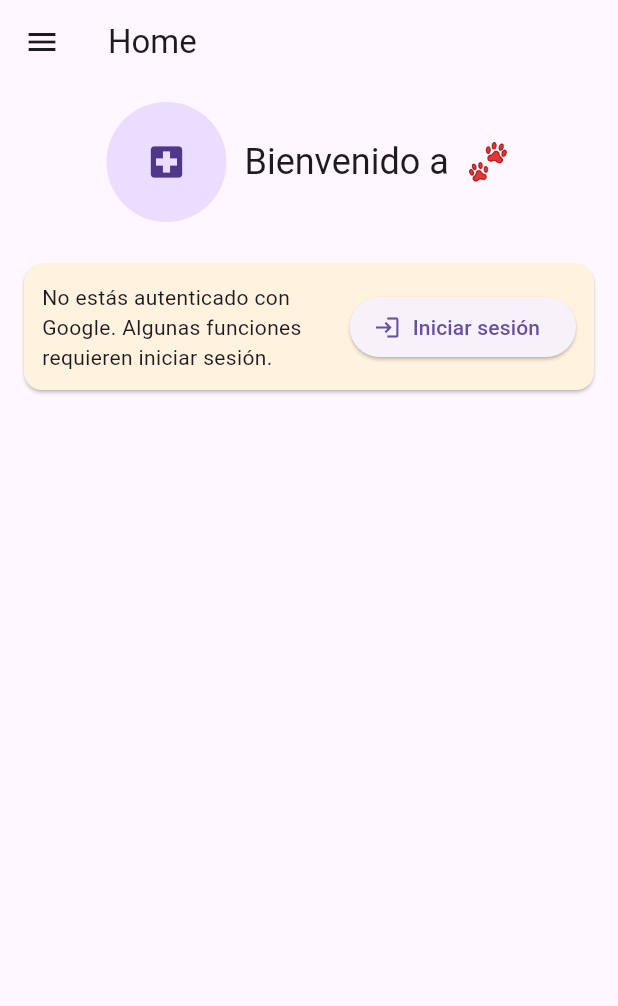
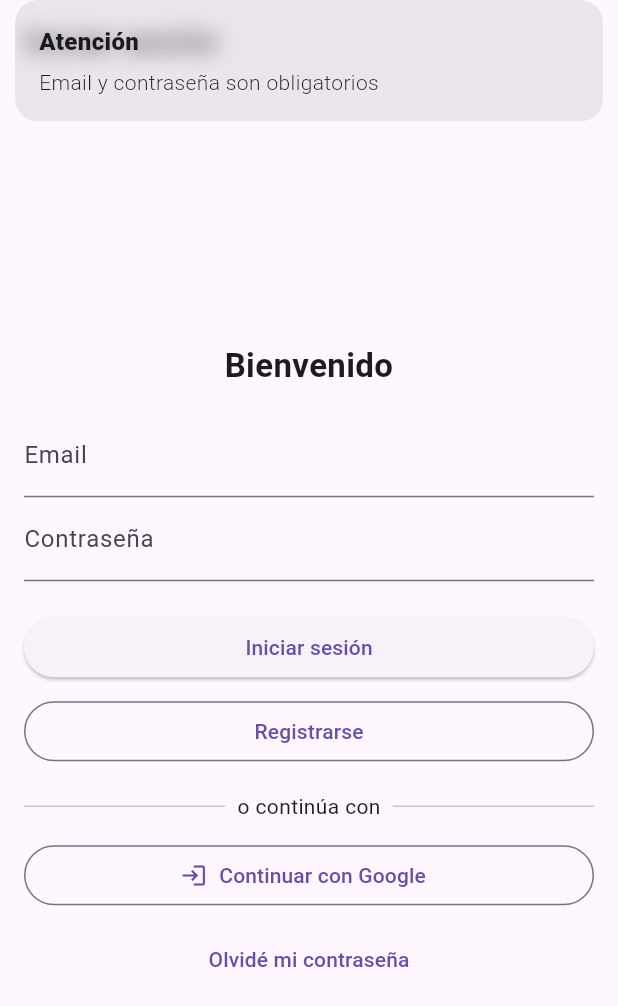
Before and after one commit to danyulloa21/citas, a Flutter app: the screen it shows after launch, after a tap on "Iniciar sesión", on a phone screen of 412 x 824 dp. Shown: the top 1006 px of the screen. Run offline on Flutter 3.47's test engine with Material 3 defaults, Android fonts, the light colour scheme and no system bars; our stand-ins replace flutter_dotenv, get, get_storage, google_sign_in, image_cropper, image_picker and 2 more; missing offline and left inert: dart:html, dart:js, dart:js_util; accounts and stored records are empty.

Commit message:
Se implemento el logueo con google + supabase como base de datos

```diff
--- /dev/null
+++ b/lib/app/modules/auth/bindings/auth_binding.dart
@@ -0,0 +1,9 @@
+import 'package:get/get.dart';
+import '../login_controller.dart';
+
+class AuthBinding extends Bindings {
+  @override
+  void dependencies() {
+    Get.put<LoginController>(LoginController());
+  }
+}
--- /dev/null
+++ b/lib/app/modules/auth/login_controller.dart
@@ -0,0 +1,190 @@
+import 'package:get/get.dart';
+import 'package:supabase_flutter/supabase_flutter.dart';
+
+import '../../services/supabase_service.dart';
+
+class LoginController extends GetxController {
+  final email = ''.obs;
+  final password = ''.obs;
+  final loading = false.obs;
+
+  bool _isValidEmail(String e) {
+    final re = RegExp(r"^[^@\s]+@[^@\s]+\.[^@\s]+$");
+    return re.hasMatch(e);
+  }
+
+  Future<void> signIn() async {
+    if (email.value.isEmpty || password.value.isEmpty) {
+      Get.snackbar('Atención', 'Email y contraseña son obligatorios');
+      return;
+    }
+    if (!_isValidEmail(email.value)) {
+      Get.snackbar('Atención', 'Ingresa un email válido');
+      return;
+    }
+    loading.value = true;
+    try {
+      final resp = await SupabaseService.instance.signIn(
+        email: email.value,
+        password: password.value,
+      );
+      if (resp['error'] != null) {
+        Get.snackbar('Error', resp['error'].toString());
+      } else {
+        final ok = await insertarUsuario();
+        if (!ok) {
+          // ⭐️ Si no se pudo crear/sincronizar el perfil, cerramos sesión y NO avanzamos
+          await Supabase.instance.client.auth.signOut();
+          return;
+        }
+        Get.offAllNamed('/home');
+      }
+    } catch (e) {
+      Get.snackbar('Error', e.toString());
+    } finally {
+      loading.value = false;
+    }
+  }
+
+  Future<void> signUp() async {
+    if (email.value.isEmpty || password.value.isEmpty) {
+      Get.snackbar('Atención', 'Email y contraseña son obligatorios');
+      return;
+    }
+    if (!_isValidEmail(email.value)) {
+      Get.snackbar('Atención', 'Ingresa un email válido');
+      return;
+    }
+    if (password.value.length < 6) {
+      Get.snackbar(
+        'Atención',
+        'La contraseña debe tener al menos 6 caracteres',
+      );
+      return;
+    }
+
+    loading.value = true;
+    try {
+      final resp = await SupabaseService.instance.signUp(
+        email: email.value,
+        password: password.value,
+      );
+      if (resp['error'] != null) {
+        Get.snackbar('Error', resp['error'].toString());
+      } else {
+        Get.snackbar(
+          'Listo',
+          'Registro completado. Revisa tu email para confirmar.',
+        );
+        final ok = await insertarUsuario();
+        if (!ok) {
+          await Supabase.instance.client.auth.signOut();
+          return;
+        }
+        Get.offAllNamed('/home');
+      }
+    } catch (e) {
+      Get.snackbar('Error', e.toString());
+    } finally {
+      loading.value = false;
+    }
+  }
+
+  Future<void> forgotPassword() async {
+    if (email.value.isEmpty) {
+      Get.snackbar('Atención', 'Ingresa tu email para recuperar la contraseña');
+      return;
+    }
+    if (!_isValidEmail(email.value)) {
+      Get.snackbar('Atención', 'Ingresa un email válido');
+      return;
+    }
+    loading.value = true;
+    try {
+      final resp = await SupabaseService.instance.resetPassword(
+        email: email.value,
+      );
+      if (resp['error'] != null) {
+        Get.snackbar('Error', resp['error'].toString());
+      } else {
+        Get.snackbar(
+          'Listo',
+          'Se envió un email para restablecer la contraseña',
+        );
+      }
+    } catch (e) {
+      Get.snackbar('Error', e.toString());
+    } finally {
+      loading.value = false;
+    }
+  }
+
+  Future<void> signInWithGoogle() async {
+    if (loading.value) return;
+    loading.value = true;
+    try {
+      await Supabase.instance.client.auth.signInWithOAuth(
+        OAuthProvider.google,
+        redirectTo: 'com.vetcitas.app://login-callback', // tu deep link
+        authScreenLaunchMode: LaunchMode.externalApplication,
+        scopes: 'email profile openid',
+        queryParams: {'prompt': 'select_account'},
+      );
+      // ⭐️ El upsert del perfil se ejecutará al recibir AuthChangeEvent.signedIn
+      // La sesión se establecerá al regresar por deep link
+    } on AuthException catch (e) {
+      Get.snackbar(
+        'Error de autenticación',
+        e.message,
+        snackPosition: SnackPosition.BOTTOM,
+      );
+    } catch (e) {
+      Get.snackbar('Error', e.toString(), snackPosition: SnackPosition.BOTTOM);
+    } finally {
+      loading.value = false;
+    }
+  }
+
+  Future<bool> insertarUsuario() async {
+    final user = Supabase.instance.client.auth.currentUser;
+    if (user == null) {
+      Get.snackbar('Error', 'No hay sesión activa para crear el perfil');
+      return false;
+    }
+    final meta = user.userMetadata ?? {};
+    final nombre = (meta['name'] as String?) ?? '';
+    final email = user.email ?? '';
+
+    try {
+      // ⭐️ Usamos select() para asegurarnos que el UPSERT devolvió fila(s)
+      final data = await Supabase.instance.client
+          .from('usuarios')
+          .upsert({
+            'user_id': user.id, // UUID de auth.users
+            'email': email,
+            'nombre': nombre,
+            'estatus': true,
+          }, onConflict: 'user_id')
+          .select('user_id');
+
+      final ok = (data.isNotEmpty);
+      if (!ok) {
+        Get.snackbar(
+          'Aviso',
+          'No se pudo sincronizar tu perfil. Intenta de nuevo.',
+          snackPosition: SnackPosition.BOTTOM,
+        );
+        return false;
+      }
+      return true;
+    } catch (e) {
+      // ⭐️ Bloqueamos avance si falla
+      Get.snackbar(
+        'Aviso',
+        'No se pudo sincronizar el perfil: $e',
+        snackPosition: SnackPosition.BOTTOM,
+      );
+      return false;
+    }
+  }
+}
--- /dev/null
+++ b/lib/app/modules/auth/login_view.dart
@@ -0,0 +1,128 @@
+import 'package:flutter/material.dart';
+import 'package:get/get.dart';
+import 'login_controller.dart';
+
+class LoginView extends GetView<LoginController> {
+  const LoginView({super.key});
+
+  @override
+  Widget build(BuildContext context) {
+    return Scaffold(
+      appBar: AppBar(title: const Text('Iniciar sesión')),
+      body: Padding(
+        padding: const EdgeInsets.all(16.0),
+        child: Center(
+          child: ConstrainedBox(
+            constraints: const BoxConstraints(maxWidth: 420),
+            child: SingleChildScrollView(
+              child: Column(
+                mainAxisAlignment: MainAxisAlignment.center,
+                crossAxisAlignment: CrossAxisAlignment.stretch,
+                children: [
+                  const SizedBox(height: 12),
+                  const Text(
+                    'Bienvenido',
+                    textAlign: TextAlign.center,
+                    style: TextStyle(fontSize: 22, fontWeight: FontWeight.w600),
+                  ),
+                  const SizedBox(height: 16),
+                  TextField(
+                    keyboardType: TextInputType.emailAddress,
+                    onChanged: (v) => controller.email.value = v.trim(),
+                    decoration: const InputDecoration(labelText: 'Email'),
+                  ),
+                  TextField(
+                    onChanged: (v) => controller.password.value = v,
+                    obscureText: true,
+                    decoration: const InputDecoration(labelText: 'Contraseña'),
+                  ),
+                  const SizedBox(height: 20),
+                  Obx(
+                    () => ElevatedButton(
+                      onPressed: controller.loading.value
+                          ? null
+                          : controller.signIn,
+                      child: controller.loading.value
+                          ? const CircularProgressIndicator()
+                          : const Text('Iniciar sesión'),
+                    ),
+                  ),
+                  const SizedBox(height: 8),
+                  OutlinedButton(
+                    onPressed: controller.loading.value
+                        ? null
+                        : controller.signUp,
+                    child: const Text('Registrarse'),
+                  ),
+                  const SizedBox(height: 16),
+                  Row(
+                    children: const [
+                      Expanded(child: Divider()),
+                      Padding(
+                        padding: EdgeInsets.symmetric(horizontal: 8.0),
+                        child: Text('o continúa con'),
+                      ),
+                      Expanded(child: Divider()),
+                    ],
+                  ),
+                  const SizedBox(height: 12),
+                  Obx(
+                    () => OutlinedButton.icon(
+                      onPressed: controller.loading.value
+                          ? null
+                          : controller.signInWithGoogle, // ⭐️ Google OAuth
+                      icon: const Icon(Icons.login),
+                      label: const Text('Continuar con Google'),
+                    ),
+                  ),
+                  const SizedBox(height: 8),
+                  TextButton(
+                    onPressed: controller.loading.value
+                        ? null
+                        : () async {
+                            final emailInput = await showDialog<String?>(
+                              context: context,
+                              builder: (ctx) {
+                                final temp = TextEditingController(
+                                  text: controller.email.value,
+                                );
+                                return AlertDialog(
+                                  title: const Text('Recuperar contraseña'),
+                                  content: TextField(
+                                    controller: temp,
+                                    keyboardType: TextInputType.emailAddress,
+                                    decoration: const InputDecoration(
+                                      labelText: 'Email',
+                                    ),
+                                  ),
+                                  actions: [
+                                    TextButton(
+                                      onPressed: () => Navigator.of(ctx).pop(),
+                                      child: const Text('Cancelar'),
+                                    ),
+                                    TextButton(
+                                      onPressed: () => Navigator.of(
+                                        ctx,
+                                      ).pop(temp.text.trim()),
+                                      child: const Text('Enviar'),
+                                    ),
+                                  ],
+                                );
+                              },
+                            );
+                            if (emailInput != null && emailInput.isNotEmpty) {
+                              controller.email.value = emailInput;
+                              await controller.forgotPassword();
+                            }
+                          },
+                    child: const Text('Olvidé mi contraseña'),
+                  ),
+                ],
+              ),
+            ),
+          ),
+        ),
+      ),
+    );
+  }
+}
--- a/lib/app/routes/app_pages.dart
+++ b/lib/app/routes/app_pages.dart
@@ -9,14 +9,23 @@ import '../modules/agenda/bindings/agenda_binding.dart';
 import '../modules/configuracion/views/configuracion_view.dart';
 import '../modules/configuracion/bindings/configuracion_binding.dart';
 
+import '../modules/auth/login_view.dart';
+import '../modules/auth/bindings/auth_binding.dart';
+import '../services/supabase_service.dart';
+
 part 'app_routes.dart';
 
 class AppPages {
   AppPages._();
 
-  static const initial = Routes.home;
+  // Nota: la ruta inicial se decide en runtime en main.dart
 
   static final routes = <GetPage>[
+    GetPage(
+      name: Routes.login,
+      page: () => LoginView(),
+      binding: AuthBinding(),
+    ),
     GetPage(
       name: Routes.home,
       page: () => const HomeView(),
@@ -33,4 +42,13 @@ class AppPages {
       binding: ConfiguracionBinding(),
     ),
   ];
+
+  static String initialRoute() {
+    try {
+      final user = SupabaseService.instance.client.auth.currentUser;
+      return user == null ? Routes.login : Routes.home;
+    } catch (_) {
+      return Routes.login;
+    }
+  }
 }
--- a/lib/app/routes/app_routes.dart
+++ b/lib/app/routes/app_routes.dart
@@ -1,6 +1,7 @@
 part of 'app_pages.dart';
 
 abstract class Routes {
+  static const login = '/login';
   static const home = '/home';
   static const agenda = '/agenda';
   static const config = '/config';
--- /dev/null
+++ b/lib/app/services/supabase_service.dart
@@ -0,0 +1,66 @@
+import 'package:supabase_flutter/supabase_flutter.dart';
+
+class SupabaseService {
+  SupabaseService._();
+
+  static final SupabaseService instance = SupabaseService._();
+
+  late final SupabaseClient client;
+
+  Future<void> init({required String url, required String apiKey}) async {
+    await Supabase.initialize(url: url, anonKey: apiKey);
+    client = Supabase.instance.client;
+  }
+
+  User? get currentUser => client.auth.currentUser;
+
+  Stream<AuthState> get authStateChanges => client.auth.onAuthStateChange;
+
+  Future<Map<String, dynamic>> signIn({
+    required String email,
+    required String password,
+  }) async {
+    try {
+      final AuthResponse res = await client.auth.signInWithPassword(
+        email: email,
+        password: password,
+      );
+      return {'data': res, 'error': null};
+    } on AuthException catch (e) {
+      return {'data': null, 'error': e.message};
+    } catch (e) {
+      return {'data': null, 'error': e.toString()};
+    }
+  }
+
+  Future<Map<String, dynamic>> signUp({
+    required String email,
+    required String password,
+  }) async {
+    try {
+      final AuthResponse res = await client.auth.signUp(
+        email: email,
+        password: password,
+      );
+      return {'data': res, 'error': null};
+    } on AuthException catch (e) {
+      return {'data': null, 'error': e.message};
+    } catch (e) {
+      return {'data': null, 'error': e.toString()};
+    }
+  }
+
+  Future<Map<String, dynamic>> resetPassword({required String email}) async {
+    try {
+      await client.auth.resetPasswordForEmail(email);
+
+      return {'data': true, 'error': null};
+    } catch (e) {
+      return {'data': null, 'error': e.toString()};
+    }
+  }
+
+  Future<void> signOut() async {
+    await client.auth.signOut();
+  }
+}
--- a/lib/main.dart
+++ b/lib/main.dart
@@ -6,6 +6,9 @@ import 'package:get/get.dart';
 import 'package:get_storage/get_storage.dart';
 import 'app/routes/app_pages.dart';
 import 'app/services/theme_service.dart';
+import 'app/services/supabase_service.dart';
+import 'package:supabase_flutter/supabase_flutter.dart';
+import 'app/modules/auth/login_controller.dart';
 
 void main() async {
   WidgetsFlutterBinding.ensureInitialized();
@@ -15,28 +18,62 @@ void main() async {
   // ⭐️ Carga única de variables de entorno desde assets/.env para TODAS las plataformas
   const envFile = 'assets/.env';
   try {
-    await dotenv.load(fileName: envFile); // ⭐️
+    await dotenv.load(fileName: envFile);
     debugPrint('⭐️ dotenv loaded: $envFile');
   } catch (e) {
     debugPrint('⭐️ dotenv not loaded ($envFile): $e');
   }
 
-  try {
-    final res = await TransparentGoogleAuthService.initializeTransparentAuth();
-    if (res) {
-      print('✅ Google Auth initialized successfully');
-    } else {
-      print('⚠️ Google Auth initialization failed or was cancelled');
+  // Inicializar Supabase si hay variables de entorno
+  final supaUrl = dotenv.env['SUPABASE_URL'];
+  final supaKey = dotenv.env['SUPABASE_API_KEY'];
+  if (supaUrl != null && supaKey != null) {
+    try {
+      await Supabase.initialize(url: supaUrl, anonKey: supaKey);
+      SupabaseService.instance.client = Supabase.instance.client;
+      debugPrint('✅ Supabase initialized');
+    } catch (e) {
+      debugPrint('⚠️ Supabase init failed: $e');
     }
-  } catch (e) {
-    print('Error initializing Google Auth: $e');
+  } else {
+    debugPrint('⚠️ SUPABASE_URL or SUPABASE_ANON_KEY not found in env');
   }
+
+  Supabase.instance.client.auth.onAuthStateChange.listen((data) async {
+    final event = data.event;
+    // final session = data.session; // si lo necesitas
+    switch (event) {
+      case AuthChangeEvent.signedIn:
+        final loginCtrl = Get.isRegistered<LoginController>()
+            ? Get.find<LoginController>()
+            : Get.put(LoginController());
+        await loginCtrl.insertarUsuario();
+        // Usuario autenticado: ve al home
+        Get.offAllNamed('/home');
+        break;
+      case AuthChangeEvent.signedOut:
+        Get.offAllNamed('/login');
+        break;
+      default:
+        break;
+    }
+  });
 
   runApp(const VetApp());
 }
 
-class VetApp extends StatelessWidget {
+class VetApp extends StatefulWidget {
   const VetApp({super.key});
+
+  @override
+  State<VetApp> createState() => _VetAppState();
+}
+
+class _VetAppState extends State<VetApp> {
+  @override
+  void initState() {
+    super.initState();
+  }
 
   @override
   Widget build(BuildContext context) {
@@ -46,7 +83,7 @@ class VetApp extends StatelessWidget {
       () => GetMaterialApp(
         debugShowCheckedModeBanner: false,
         title: 'VetCitas',
-        initialRoute: AppPages.initial,
+        initialRoute: AppPages.initialRoute(),
         getPages: AppPages.routes,
         theme: ThemeData.light(),
         darkTheme: ThemeData.dark(),
--- a/pubspec.yaml
+++ b/pubspec.yaml
@@ -21,6 +21,7 @@ dependencies:
   table_calendar: ^3.2.0
   google_sign_in: ^6.1.0
   flutter_dotenv: ^5.0.2
+  supabase_flutter: ^2.6.0
 
 dev_dependencies:
   flutter_test:
```
Also changed, not shown: lib/app/layout/app_layout.dart (+31 -0 lines), pubspec.lock, 4 other files.
